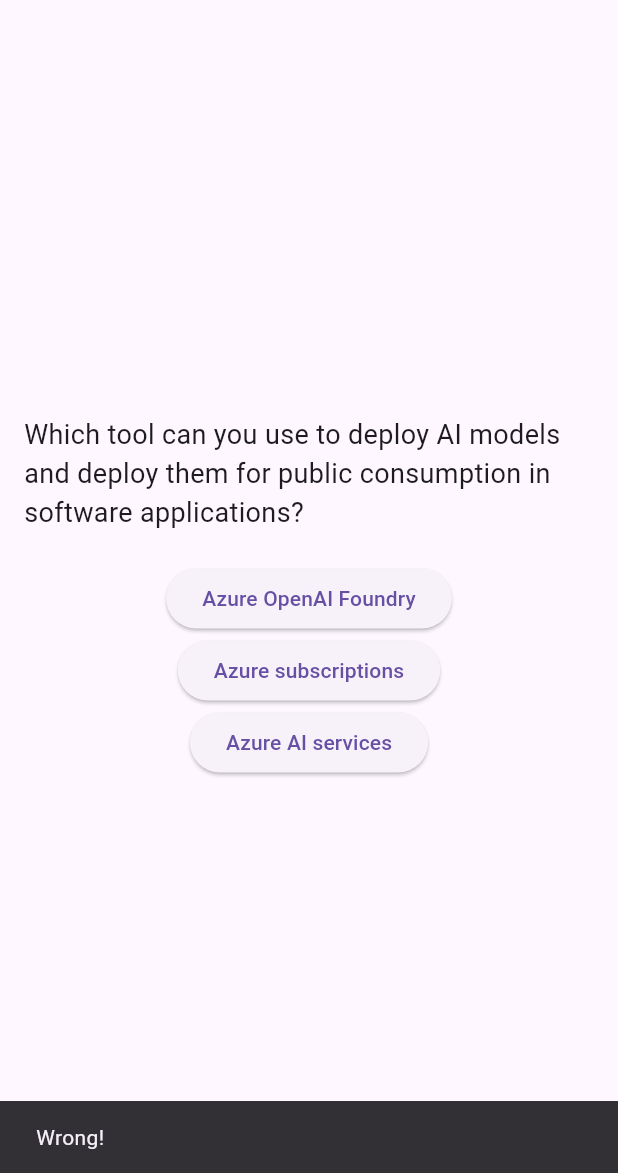
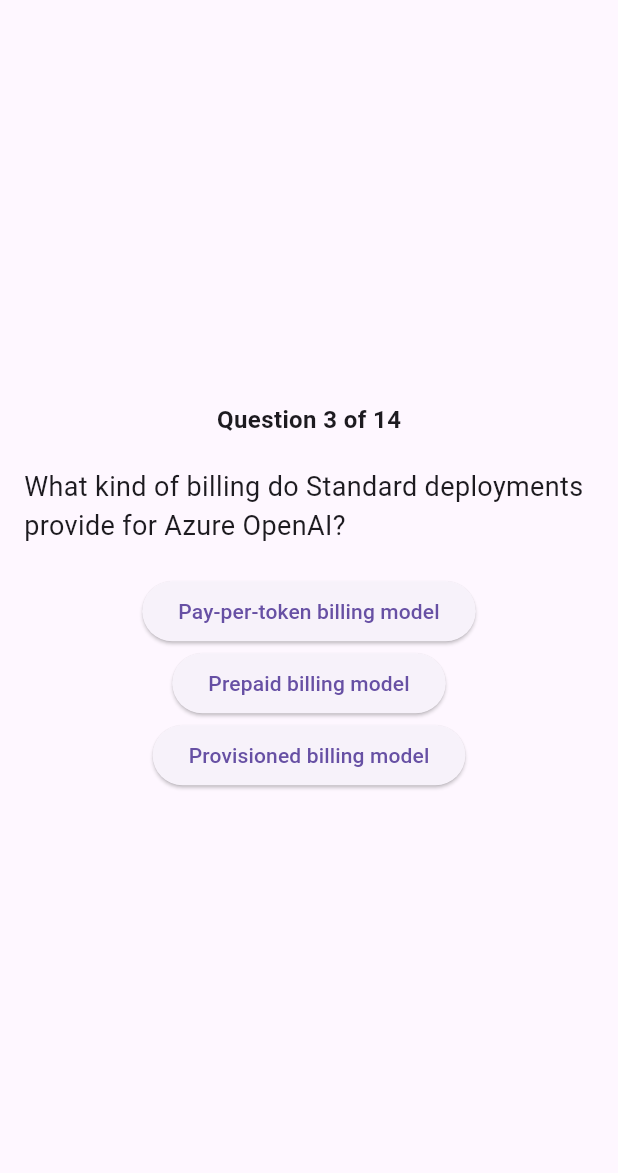
Before and after one commit to GarbyX/azure_open_ai_service_quiz_app, a Flutter app: the screen it shows after launch, after a tap on "Azure OpenAI Foundry", after a tap on "It converts text to hexadecimal format.", on a phone screen of 412 x 824 dp, the part 63-1236 px from its top. Run offline on Flutter 3.47's test engine with Material 3 defaults, Android fonts, the phone set to English and light mode, and no system bars.

Commit message:
Add more quiz questions and modify UI with improvements/customizations

```diff
--- a/lib/main.dart
+++ b/lib/main.dart
@@ -9,9 +9,7 @@
   Widget build(BuildContext context) {
     return MaterialApp(
       title: 'Azure OpenAI Quiz',
-      theme: ThemeData(
-        primarySwatch: Colors.blue,
-      ),
+      theme: ThemeData(primarySwatch: Colors.blue),
       home: QuizScreen(),
     );
   }
@@ -24,9 +22,11 @@
 
 class _QuizScreenState extends State<QuizScreen> {
   int _currentQuestionIndex = 0;
+  int _score = 0;
+
   List<Question> _questions = [
     Question(
-      'Which tool can you use to deploy AI models and deploy them for public consumption in software applications?',
+      'Which tool can you use to deploy AI models for public consumption?',
       ['Azure OpenAI Foundry', 'Azure subscriptions', 'Azure AI services'],
       0,
     ),
@@ -35,23 +35,89 @@
       ['It converts text to hexadecimal format.', 'By breaking it down into tokens', 'By converting it into squares'],
       1,
     ),
-    // Add the remaining questions here...
+    Question(
+      'What kind of billing do Standard deployments provide for Azure OpenAI?',
+      ['Pay-per-token billing model', 'Prepaid billing model', 'Provisioned billing model'],
+      0,
+    ),
+    Question(
+      'What’s the unit of management for a specific OpenAI model?',
+      ['Azure OpenAI Service', 'Azure OpenAI Deployment', 'Azure OpenAI Foundry'],
+      1,
+    ),
+    Question(
+      'Which type of deployment is appropriate for non-latency-sensitive workloads?',
+      ['Global-Batch', 'Global-Standard', 'Provisioned'],
+      0,
+    ),
+    Question(
+      'What enables the assignment of rate limits to Azure OpenAI deployments?',
+      ['Azure OpenAI quota', 'Azure subscriptions', 'Azure AI services'],
+      0,
+    ),
+    Question(
+      'What’s the unit for sizing provisioned throughput deployments?',
+      ['Tokens-per-Minute (TPM)', 'Provisioned throughput unit (PTU)', 'Requests-Per-Minute (RPM)'],
+      0,
+    ),
+    Question(
+      'What must you have in each region where you intend to create a provisioned Azure OpenAI deployment?',
+      ['Azure OpenAI resource', 'Azure OpenAI Service', 'Azure OpenAI model'],
+      0,
+    ),
+    Question(
+      'By default, on what basis are you charged when deploying Azure OpenAI provisioned?',
+      ['Daily', 'Hourly', 'Monthly'],
+      1,
+    ),
+    Question(
+      'What’s the minimum reservation period for Azure OpenAI provisioned?',
+      ['One day', 'One month', 'One year'],
+      2,
+    ),
+    Question(
+      'What happens when Azure reservation expires?',
+      ['Deployments continue at hourly rate', 'Deployments stop', 'Deployments continue at monthly rate'],
+      0,
+    ),
+    Question(
+      'Can you update the reservation scope after purchase?',
+      ['Yes', 'No'],
+      1,
+    ),
+    Question(
+      'Can Azure OpenAI Service provisioned reservations be exchanged?',
+      ['Yes', 'No'],
+      1,
+    ),
+    Question(
+      'Which cost data shows reservation consumption value?',
+      ['Actual cost data', 'Amortized cost data'],
+      1,
+    ),
   ];
 
   void _nextQuestion(int selectedIndex) {
     if (selectedIndex == _questions[_currentQuestionIndex].correctAnswer) {
-      ScaffoldMessenger.of(context).showSnackBar(
-        SnackBar(content: Text('Correct!')),
-      );
-    } else {
-      ScaffoldMessenger.of(context).showSnackBar(
-        SnackBar(content: Text('Wrong!')),
-      );
+      _score++;
     }
 
     setState(() {
-      _currentQuestionIndex = (_currentQuestionIndex + 1) % _questions.length;
+      if (_currentQuestionIndex < _questions.length - 1) {
+        _currentQuestionIndex++;
+      } else {
+        _showResults();
+      }
     });
+  }
+
+  void _showResults() {
+    Navigator.push(
+      context,
+      MaterialPageRoute(
+        builder: (context) => ResultsScreen(score: _score, total: _questions.length),
+      ),
+    );
   }
 
   @override
@@ -63,6 +129,11 @@
         child: Column(
           mainAxisAlignment: MainAxisAlignment.center,
           children: [
+            Text(
+              'Question ${_currentQuestionIndex + 1} of ${_questions.length}',
+              style: TextStyle(fontSize: 16, fontWeight: FontWeight.bold),
+            ),
+            SizedBox(height: 20),
             Text(
               _questions[_currentQuestionIndex].question,
               style: TextStyle(fontSize: 18),
@@ -89,3 +160,30 @@
 
   Question(this.question, this.options, this.correctAnswer);
 }
+
+class ResultsScreen extends StatelessWidget {
+  final int score;
+  final int total;
+
+  ResultsScreen({required this.score, required this.total});
+
+  @override
+  Widget build(BuildContext context) {
+    return Scaffold(
+      appBar: AppBar(title: Text('Quiz Results')),
+      body: Center(
+        child: Column(
+          mainAxisAlignment: MainAxisAlignment.center,
+          children: [
+            Text('You scored $score out of $total!', style: TextStyle(fontSize: 22, fontWeight: FontWeight.bold)),
+            SizedBox(height: 20),
+            ElevatedButton(
+              onPressed: () => Navigator.pop(context),
+              child: Text('Restart Quiz'),
+            ),
+          ],
+        ),
+      ),
+    );
+  }
+}
```
